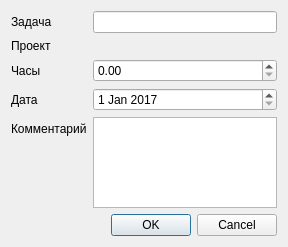
First picture: the form in view/redmineTask.ui, repository positron48/pyTime, before the edit.
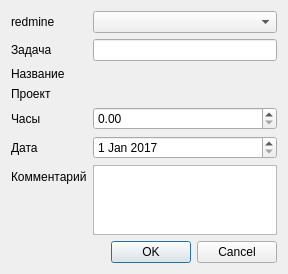
Second picture: the form after the edit.

Diff of the .ui file:
```diff
--- a/view/redmineTask.ui
+++ b/view/redmineTask.ui
@@ -18,48 +18,48 @@
     <layout class="QVBoxLayout" name="verticalLayout">
      <item>
       <layout class="QFormLayout" name="formLayout">
-       <item row="0" column="0">
+       <item row="1" column="0">
         <widget class="QLabel" name="label">
          <property name="text">
           <string>Задача</string>
          </property>
         </widget>
        </item>
-       <item row="0" column="1">
+       <item row="1" column="1">
         <widget class="QLineEdit" name="taskNubmer"/>
        </item>
-       <item row="1" column="0">
+       <item row="3" column="0">
         <widget class="QLabel" name="label_2">
          <property name="text">
           <string>Проект</string>
          </property>
         </widget>
        </item>
-       <item row="1" column="1">
+       <item row="3" column="1">
         <widget class="QLabel" name="redmineProject">
          <property name="text">
           <string/>
          </property>
         </widget>
        </item>
-       <item row="2" column="0">
+       <item row="4" column="0">
         <widget class="QLabel" name="label_4">
          <property name="text">
           <string>Часы</string>
          </property>
         </widget>
        </item>
-       <item row="2" column="1">
+       <item row="4" column="1">
         <widget class="QDoubleSpinBox" name="hours"/>
        </item>
-       <item row="3" column="0">
+       <item row="5" column="0">
         <widget class="QLabel" name="label_5">
          <property name="text">
           <string>Дата</string>
          </property>
         </widget>
        </item>
-       <item row="3" column="1">
+       <item row="5" column="1">
         <widget class="QDateEdit" name="date">
          <property name="date">
           <date>
@@ -70,16 +70,40 @@
          </property>
         </widget>
        </item>
-       <item row="4" column="0">
+       <item row="6" column="0">
         <widget class="QLabel" name="label_6">
          <property name="text">
           <string>Комментарий</string>
          </property>
         </widget>
        </item>
-       <item row="4" column="1">
+       <item row="6" column="1">
         <widget class="QTextEdit" name="comment"/>
        </item>
+       <item row="2" column="0">
+        <widget class="QLabel" name="label_3">
+         <property name="text">
+          <string>Название</string>
+         </property>
+        </widget>
+       </item>
+       <item row="2" column="1">
+        <widget class="QLabel" name="taskName">
+         <property name="text">
+          <string/>
+         </property>
+        </widget>
+       </item>
+       <item row="0" column="0">
+        <widget class="QLabel" name="label_7">
+         <property name="text">
+          <string>redmine</string>
+         </property>
+        </widget>
+       </item>
+       <item row="0" column="1">
+        <widget class="QComboBox" name="redmineCombo"/>
+       </item>
       </layout>
      </item>
      <item>
```
